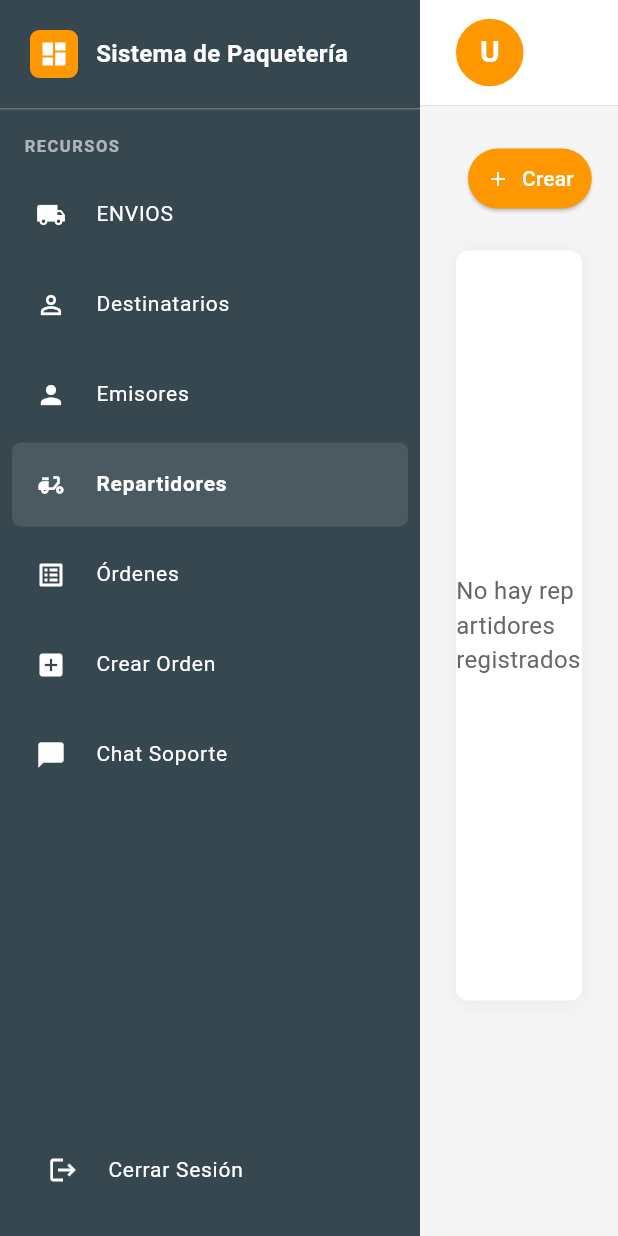
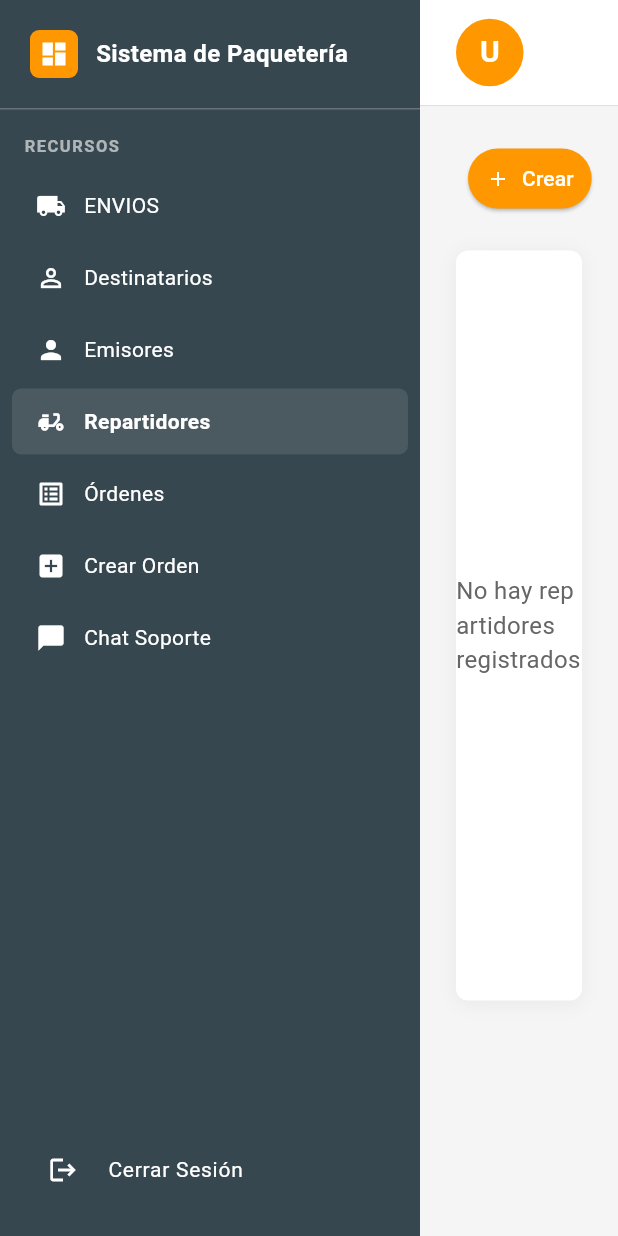
Before and after one commit to landerlopez1992-cyber/paqueteria-julio, a Flutter app: the screen it shows once a user with an empty profile is signed in, after a tap on "Continuar", on a phone screen of 412 x 824 dp. Run offline on Flutter 3.47's test engine with Material 3 defaults, Android fonts, the phone set to English and light mode, and no system bars; our stand-ins replace image_picker, supabase_flutter; accounts and stored records are empty.

```diff
--- a/lib/main.dart
+++ b/lib/main.dart
@@ -170,7 +170,7 @@ class _AuthWrapperState extends State<AuthWrapper> {
         }
       } catch (e2) {
         // Si el usuario no existe en la tabla usuarios, crearlo automáticamente
-        await _createUserIfNotExists(user);
+        await _createUserIfNotExists(supabase.auth.currentUser);
       }
     }
   }
@@ -220,6 +220,7 @@ class _AuthWrapperState extends State<AuthWrapper> {
         });
       }
     } catch (e3) {
+      print('Error creando usuario: $e3');
       // Si todo falla, usar valores por defecto
       if (mounted) {
         setState(() {
--- a/lib/widgets/shared_layout.dart
+++ b/lib/widgets/shared_layout.dart
@@ -306,26 +306,36 @@ class _SharedLayoutState extends State<SharedLayout> {
     return Container(
       margin: const EdgeInsets.symmetric(horizontal: 8, vertical: 2),
       decoration: BoxDecoration(
-        color: isSelected ? Colors.white.withOpacity(0.1) : Colors.transparent,
+        color: isSelected ? Colors.white.withValues(alpha: 0.1) : Colors.transparent,
         borderRadius: BorderRadius.circular(6),
       ),
-      child: ListTile(
-        leading: Icon(
+      child: InkWell(
+        onTap: () => _navigateToScreen(item['route']),
+        borderRadius: BorderRadius.circular(6),
+        child: Padding(
+          padding: const EdgeInsets.symmetric(horizontal: 16, vertical: 12),
+          child: Row(
+            children: [
+              Icon(
                 item['icon'],
                 color: Colors.white,
                 size: 20,
               ),
-        title: Text(
+              const SizedBox(width: 12),
+              Expanded(
+                child: Text(
                   item['title'],
                   style: TextStyle(
                     color: Colors.white,
                     fontSize: 14,
                     fontWeight: isSelected ? FontWeight.w600 : FontWeight.normal,
                   ),
+                  overflow: TextOverflow.ellipsis,
                 ),
-        onTap: () => _navigateToScreen(item['route']),
-        dense: true,
-        contentPadding: const EdgeInsets.symmetric(horizontal: 16, vertical: 4),
+              ),
+            ],
+          ),
+        ),
       ),
     );
   }
```
Also changed, not shown: 35 other files. Lines whose indentation alone changed are shown as unchanged.
